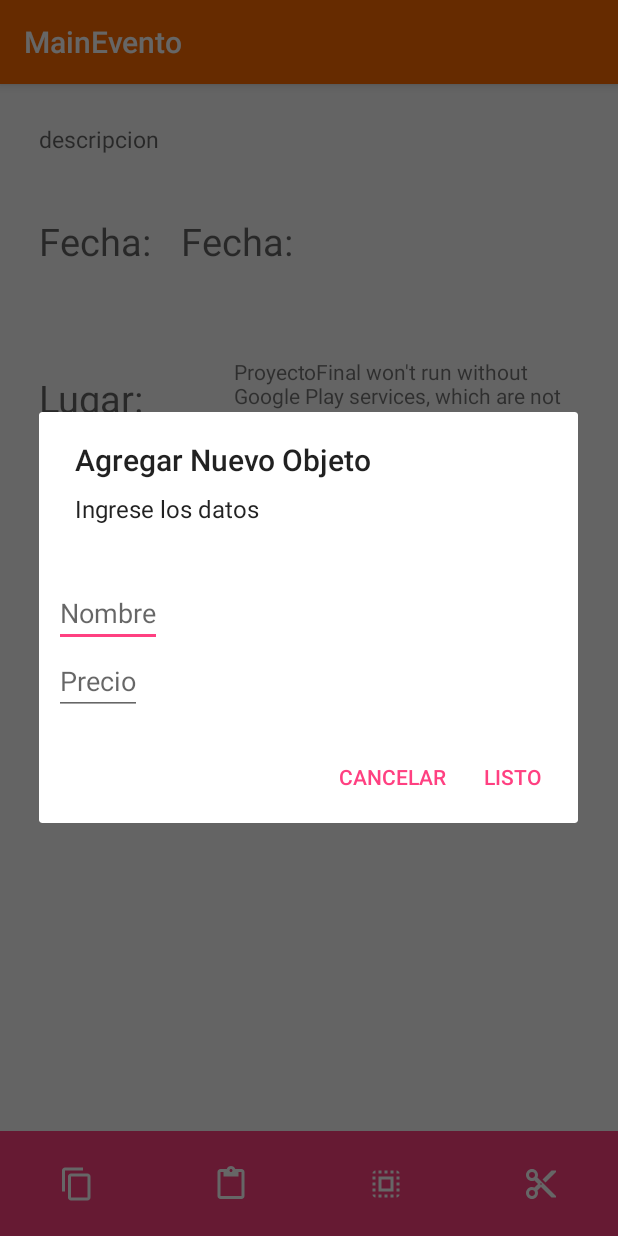
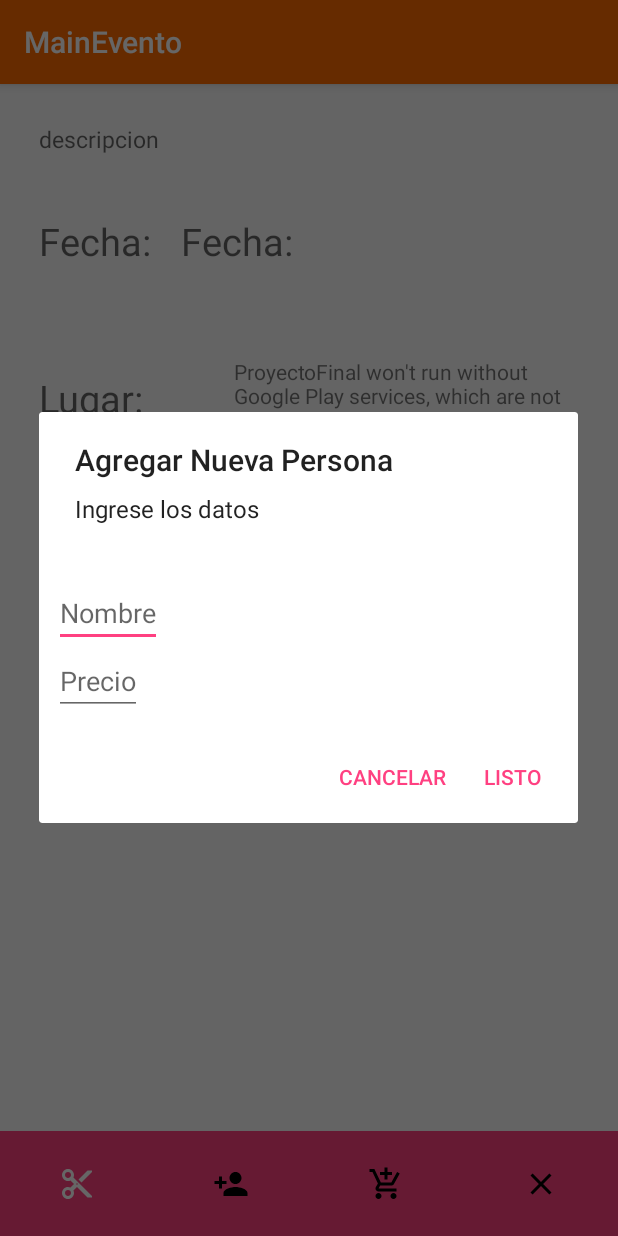
Before and after one commit to maschuster/Proyecto-Final, an Android app: the MainEvento screen opened directly, with no data from a screen before it, after a tap on an icon or button, on a phone screen of 412 x 824 dp. Run offline under Robolectric (Android 15) with nearby library versions, the phone set to English and light mode, and no system bars; libraries missing offline, so code that uses them is left out: com.squareup.okhttp; 12 statements that could not run were skipped; 3 other taps on this screen came first.

Commit message:
Se pueden agregar personas
Logramos agregar personas y cambiar los íconos del GAB.

```diff
--- a/app/src/main/AndroidManifest.xml
+++ b/app/src/main/AndroidManifest.xml
@@ -14,7 +14,6 @@
         <activity android:name=".MainActivity">
             <intent-filter>
                 <action android:name="android.intent.action.MAIN" />
-
                 <category android:name="android.intent.category.LAUNCHER" />
             </intent-filter>
         </activity>
--- a/app/src/main/java/ort/proyectofinal/MainEvento.java
+++ b/app/src/main/java/ort/proyectofinal/MainEvento.java
@@ -1,25 +1,21 @@
 package ort.proyectofinal;
 
 import android.content.DialogInterface;
-import android.content.Intent;
 import android.location.Address;
 import android.location.Geocoder;
 import android.os.AsyncTask;
 import android.os.Bundle;
 import android.os.StrictMode;
-import android.support.design.widget.FloatingActionButton;
-import android.support.design.widget.Snackbar;
 import android.support.v7.app.AlertDialog;
 import android.support.v7.app.AppCompatActivity;
 import android.support.v7.widget.Toolbar;
 import android.util.Log;
 import android.view.LayoutInflater;
 import android.view.View;
-import android.widget.CalendarView;
-import android.widget.DatePicker;
 import android.widget.EditText;
 import android.widget.ListView;
 import android.widget.TextView;
+import android.widget.Toast;
 
 import com.github.fafaldo.fabtoolbar.widget.FABToolbarLayout;
 import com.google.android.gms.maps.CameraUpdate;
@@ -38,13 +34,10 @@ import com.squareup.okhttp.Response;
 import org.json.JSONArray;
 import org.json.JSONException;
 import org.json.JSONObject;
-import org.w3c.dom.Text;
 
 import java.io.IOException;
-import java.text.ParseException;
 import java.text.SimpleDateFormat;
 import java.util.ArrayList;
-import java.util.Calendar;
 import java.util.Date;
 import java.util.List;
 
@@ -56,10 +49,11 @@ public class MainEvento extends AppCompatActivity implements OnMapReadyCallback,
     Toolbar toolbar;
     TextView TVdescripcion, TVfecha;
     private FABToolbarLayout layout;
-    private View one, two, three, four;
-    private ListView list;
+    private View salirfab, agregarobjetofab, three, four;
+    private ListView list, listpersonas;
     private View fab;
     ArrayList<Objeto> objetos;
+    ArrayList<Persona> personas;
     String url = "http://proyectofinalsk.hol.es/refreshobjetos.php";
 
     @Override
@@ -79,6 +73,7 @@ public class MainEvento extends AppCompatActivity implements OnMapReadyCallback,
         toolbar.setTitle(e.getNombre());
         setSupportActionBar(toolbar);
         TVdescripcion.setText(e.getDescripcion());
+        listpersonas = (ListView) findViewById(R.id.listpersonas);
         SimpleDateFormat formatter = new SimpleDateFormat("yyyy-MM-dd");
         Date date = null;
         String fecha = e.getFecha().substring(0,10);
@@ -89,15 +84,16 @@ public class MainEvento extends AppCompatActivity implements OnMapReadyCallback,
         }
         objetos = new ArrayList<>();
         new ObjetosTask().execute(url);
+        new PersonasTask().execute();
         layout = (FABToolbarLayout) findViewById(R.id.fabtoolbar);
-        one = findViewById(R.id.one);
-        two = findViewById(R.id.two);
+        salirfab = findViewById(R.id.salirfab);
+        agregarobjetofab = findViewById(R.id.agregarobjetofab);
         three = findViewById(R.id.three);
         four = findViewById(R.id.four);
         list = (ListView) findViewById(R.id.list);
         fab = findViewById(R.id.fabtoolbar_fab);
-        one.setOnClickListener(this);
-        two.setOnClickListener(this);
+        salirfab.setOnClickListener(this);
+        agregarobjetofab.setOnClickListener(this);
         three.setOnClickListener(this);
         four.setOnClickListener(this);
         fab.setOnClickListener(new View.OnClickListener() {
@@ -109,15 +105,22 @@ public class MainEvento extends AppCompatActivity implements OnMapReadyCallback,
     }
 
 
-
-
-    @Override
-    public void onBackPressed() {
-        layout.hide();
-    }
     @Override
     public void onClick(View v) {
-        showChangeLangDialog();
+        switch (v.getId()) {
+            case R.id.salirfab:
+                layout.hide();
+                break;
+            case R.id.agregarobjetofab:
+                showChangeLangDialog();
+                break;
+            case R.id.three:
+                showChangeLangDialogPersona();
+                break;
+            case R.id.four:
+                Toast.makeText(this, "Sin Acciones", Toast.LENGTH_SHORT).show();
+                break;
+        }
     }
     public void showChangeLangDialog() {
 
@@ -134,7 +137,33 @@ public class MainEvento extends AppCompatActivity implements OnMapReadyCallback,
                 EditText edt2 = (EditText) dialogView.findViewById(R.id.precio);
                 final String nombre = edt.getText().toString();
                 final int precio = Integer.parseInt(edt2.getText().toString());
-                AgregarObjetoSQL(nombre,precio);
+                final int idEvento = e.getIdEvento();
+                AgregarObjetoSQL(nombre,precio,idEvento);
+            }
+        });
+        dialogBuilder.setNegativeButton("Cancelar", new DialogInterface.OnClickListener() {
+            public void onClick(DialogInterface dialog, int whichButton) {
+            }
+        });
+        AlertDialog b = dialogBuilder.create();
+        b.show();
+    }
+
+    public void showChangeLangDialogPersona() {
+
+        AlertDialog.Builder dialogBuilder = new AlertDialog.Builder(this);
+        LayoutInflater inflater = this.getLayoutInflater();
+        final View dialogView = inflater.inflate(R.layout.agregar_objeto, null);
+        dialogBuilder.setView(dialogView);
+
+        dialogBuilder.setTitle("Agregar Nueva Persona");
+        dialogBuilder.setMessage("Ingrese los datos");
+        dialogBuilder.setPositiveButton("Listo", new DialogInterface.OnClickListener() {
+            public void onClick(DialogInterface dialog, int whichButton) {
+                EditText edt = (EditText) dialogView.findViewById(R.id.nombre);
+                final String nombre = edt.getText().toString();
+                final int idEvento = e.getIdEvento();
+                AgregarPersonaSQL(nombre,idEvento);
             }
         });
         dialogBuilder.setNegativeButton("Cancelar", new DialogInterface.OnClickListener() {
@@ -147,7 +176,7 @@ public class MainEvento extends AppCompatActivity implements OnMapReadyCallback,
 
 
 
-    public void AgregarObjetoSQL (String nombre, int precio) {
+    public void AgregarObjetoSQL (String nombre, int precio, int idEvento) {
         if (android.os.Build.VERSION.SDK_INT > 9) {
             StrictMode.ThreadPolicy policy = new StrictMode.ThreadPolicy.Builder().permitAll().build();
             StrictMode.setThreadPolicy(policy);
@@ -159,6 +188,7 @@ public class MainEvento extends AppCompatActivity implements OnMapReadyCallback,
             JSONObject json = new JSONObject();
             json.put("nombre", nombre);
             json.put("precio", precio);
+            json.put("idEvento", idEvento);
 
             RequestBody body = RequestBody.create(MediaType.parse("application/json; charset=utf-8"), json.toString());
 
@@ -222,6 +252,78 @@ public class MainEvento extends AppCompatActivity implements OnMapReadyCallback,
     }
 
 
+    public void AgregarPersonaSQL (String nombre, int idEvento) {
+        if (android.os.Build.VERSION.SDK_INT > 9) {
+            StrictMode.ThreadPolicy policy = new StrictMode.ThreadPolicy.Builder().permitAll().build();
+            StrictMode.setThreadPolicy(policy);
+        }
+
+        try {
+            OkHttpClient client = new OkHttpClient();
+            String url ="http://proyectofinalsk.hol.es/agregarpersona.php";
+            JSONObject json = new JSONObject();
+            json.put("nombre", nombre);
+            json.put("idEvento", idEvento);
+
+            RequestBody body = RequestBody.create(MediaType.parse("application/json; charset=utf-8"), json.toString());
+
+            Request request = new Request.Builder()
+                    .url(url)
+                    .post(body)
+                    .build();
+
+            Response response = client.newCall(request).execute();
+            Log.d("Response", response.body().string());
+        } catch (IOException | JSONException e) {
+            Log.d("Error", e.getMessage());
+        }
+        new ObjetosTask().execute(url);
+
+    }
+    private class PersonasTask extends AsyncTask<String, Void, ArrayList<Persona>> {
+        private OkHttpClient client = new OkHttpClient();
+
+        @Override
+        protected void onPostExecute(ArrayList<Persona> personasResult) {
+            super.onPostExecute(personasResult);
+            if (!personasResult.isEmpty()) {
+                personas = personasResult;
+                PersonaAdapter adapter = new PersonaAdapter(getApplicationContext(),personasResult);
+                listpersonas.setAdapter(adapter);
+            }
+        }
+
+        @Override
+        protected ArrayList<Persona> doInBackground(String... params) {
+            String url ="http://proyectofinalsk.hol.es/refreshpersonas.php";
+
+            Request request = new Request.Builder()
+                    .url(url)
+                    .build();
+            try {
+                Response response = client.newCall(request).execute();
+                return parsearResultado(response.body().string());
+            } catch (IOException | JSONException e) {
+                Log.d("Error", e.getMessage());
+                return new ArrayList<Persona>();
+            }
+        }
+
+        ArrayList<Persona> parsearResultado(String JSONstr) throws JSONException {
+            ArrayList<Persona> personas = new ArrayList<>();
+            JSONArray jsonPersonas = new JSONArray(JSONstr);
+            for (int i = 0; i < jsonPersonas.length(); i++) {
+                JSONObject jsonResultado = jsonPersonas.getJSONObject(i);
+                int idPersona = jsonResultado.getInt("idPersona");
+                String nombre = jsonResultado.getString("nombre");
+
+                Persona p = new Persona(idPersona,nombre);
+                personas.add(p);
+            }
+            return personas;
+        }
+
+    }
 
 
     @Override
--- a/app/src/main/res/layout/activity_main_evento.xml
+++ b/app/src/main/res/layout/activity_main_evento.xml
@@ -59,20 +59,12 @@
             android:orientation="horizontal">
 
             <ImageView
-                android:id="@+id/one"
+                android:id="@+id/four"
                 android:layout_width="0dp"
                 android:layout_height="match_parent"
                 android:layout_weight="1"
                 android:scaleType="centerInside"
-                android:src="@drawable/abc_ic_menu_copy_mtrl_am_alpha"/>
-
-            <ImageView
-                android:id="@+id/two"
-                android:layout_width="0dp"
-                android:layout_height="match_parent"
-                android:layout_weight="1"
-                android:scaleType="centerInside"
-                android:src="@drawable/abc_ic_menu_paste_mtrl_am_alpha"/>
+                android:src="@drawable/abc_ic_menu_cut_mtrl_alpha"/>
 
             <ImageView
                 android:id="@+id/three"
@@ -80,15 +72,23 @@
                 android:layout_height="match_parent"
                 android:layout_weight="1"
                 android:scaleType="centerInside"
-                android:src="@drawable/abc_ic_menu_selectall_mtrl_alpha"/>
+                android:src="@drawable/ic_person_add_black_24dp"/>
 
             <ImageView
-                android:id="@+id/four"
+                android:id="@+id/agregarobjetofab"
                 android:layout_width="0dp"
                 android:layout_height="match_parent"
                 android:layout_weight="1"
                 android:scaleType="centerInside"
-                android:src="@drawable/abc_ic_menu_cut_mtrl_alpha"/>
+                android:src="@drawable/ic_add_shopping_cart_black_24dp"/>
+
+            <ImageView
+                android:id="@+id/salirfab"
+                android:layout_width="0dp"
+                android:layout_height="match_parent"
+                android:layout_weight="1"
+                android:scaleType="centerInside"
+                android:src="@drawable/ic_clear_black_24dp"/>
 
         </LinearLayout>
 
--- a/app/src/main/res/layout/content_main_evento.xml
+++ b/app/src/main/res/layout/content_main_evento.xml
@@ -81,9 +81,16 @@
 
         <ListView
             android:id="@+id/list"
-            android:layout_marginTop="20dp"
             android:layout_width="match_parent"
-            android:layout_height="182dp"/>
+            android:layout_height="wrap_content" >
+        </ListView>
+
+
+        <ListView
+            android:id="@+id/listpersonas"
+            android:layout_width="match_parent"
+            android:layout_height="wrap_content" >
+        </ListView>
 
     </LinearLayout>
 
--- /dev/null
+++ b/libraries/library/src/main/res/drawable/ic_add_shopping_cart_black_24dp.xml
@@ -0,0 +1,9 @@
+<vector xmlns:android="http://schemas.android.com/apk/res/android"
+        android:width="24dp"
+        android:height="24dp"
+        android:viewportWidth="24.0"
+        android:viewportHeight="24.0">
+    <path
+        android:fillColor="#FF000000"
+        android:pathData="M11,9h2L13,6h3L16,4h-3L13,1h-2v3L8,4v2h3v3zM7,18c-1.1,0 -1.99,0.9 -1.99,2S5.9,22 7,22s2,-0.9 2,-2 -0.9,-2 -2,-2zM17,18c-1.1,0 -1.99,0.9 -1.99,2s0.89,2 1.99,2 2,-0.9 2,-2 -0.9,-2 -2,-2zM7.17,14.75l0.03,-0.12 0.9,-1.63h7.45c0.75,0 1.41,-0.41 1.75,-1.03l3.86,-7.01L19.42,4h-0.01l-1.1,2 -2.76,5L8.53,11l-0.13,-0.27L6.16,6l-0.95,-2 -0.94,-2L1,2v2h2l3.6,7.59 -1.35,2.45c-0.16,0.28 -0.25,0.61 -0.25,0.96 0,1.1 0.9,2 2,2h12v-2L7.42,15c-0.13,0 -0.25,-0.11 -0.25,-0.25z"/>
+</vector>
--- /dev/null
+++ b/libraries/library/src/main/res/drawable/ic_clear_black_24dp.xml
@@ -0,0 +1,9 @@
+<vector xmlns:android="http://schemas.android.com/apk/res/android"
+        android:width="24dp"
+        android:height="24dp"
+        android:viewportWidth="24.0"
+        android:viewportHeight="24.0">
+    <path
+        android:fillColor="#FF000000"
+        android:pathData="M19,6.41L17.59,5 12,10.59 6.41,5 5,6.41 10.59,12 5,17.59 6.41,19 12,13.41 17.59,19 19,17.59 13.41,12z"/>
+</vector>
--- /dev/null
+++ b/libraries/library/src/main/res/drawable/ic_person_add_black_24dp.xml
@@ -0,0 +1,9 @@
+<vector xmlns:android="http://schemas.android.com/apk/res/android"
+        android:width="24dp"
+        android:height="24dp"
+        android:viewportWidth="24.0"
+        android:viewportHeight="24.0">
+    <path
+        android:fillColor="#FF000000"
+        android:pathData="M15,12c2.21,0 4,-1.79 4,-4s-1.79,-4 -4,-4 -4,1.79 -4,4 1.79,4 4,4zM6,10L6,7L4,7v3L1,10v2h3v3h2v-3h3v-2L6,10zM15,14c-2.67,0 -8,1.34 -8,4v2h16v-2c0,-2.66 -5.33,-4 -8,-4z"/>
+</vector>
```
Also changed, not shown: app/src/main/java/ort/proyectofinal/NonScrollListView.java (added, +30 -0 lines), app/src/main/java/ort/proyectofinal/Persona.java (added, +30 -0 lines), app/src/main/java/ort/proyectofinal/PersonaAdapter.java (added, +54 -0 lines), app/src/main/res/layout/agregar_persona.xml (added, +16 -0 lines).
